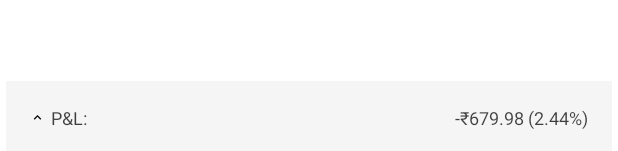
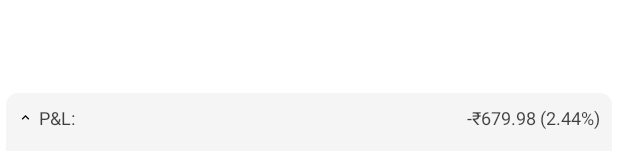
Before and after one commit to Romeotamizh/Romeo_J_task_2025_12_14, an Android app: the layout fragment_holdings.xml on its own in the app's theme, with its tools: preview values and no code run, on a phone screen of 412 x 824 dp. Shown: the part 1082-1233 px from the top of the screen. Run offline under Robolectric (Android 15) with nearby library versions, the phone set to English and light mode, and no system bars.

Commit message:
Updated the bottomsheet bg.

```diff
--- /dev/null
+++ b/app/src/main/res/drawable-night/bg_bottom_summary.xml
@@ -0,0 +1,8 @@
+<?xml version="1.0" encoding="utf-8"?>
+<shape xmlns:android="http://schemas.android.com/apk/res/android"
+    android:shape="rectangle">
+    <solid android:color="@color/off_black" />
+    <corners
+        android:topLeftRadius="@dimen/dp_8"
+        android:topRightRadius="@dimen/dp_8" />
+</shape>
--- /dev/null
+++ b/app/src/main/res/drawable/bg_bottom_summary.xml
@@ -0,0 +1,8 @@
+<?xml version="1.0" encoding="utf-8"?>
+<shape xmlns:android="http://schemas.android.com/apk/res/android"
+    android:shape="rectangle">
+    <solid android:color="@color/off_white" />
+    <corners
+        android:topLeftRadius="@dimen/dp_8"
+        android:topRightRadius="@dimen/dp_8" />
+</shape>
--- a/app/src/main/res/layout/fragment_holdings.xml
+++ b/app/src/main/res/layout/fragment_holdings.xml
@@ -13,7 +13,7 @@
         android:id="@+id/summary_container"
         android:layout_width="0dp"
         android:layout_height="wrap_content"
-        android:background="?attr/colorSurfaceContainer"
+        android:background="@drawable/bg_bottom_summary"
         android:orientation="vertical"
         app:layout_constraintBottom_toBottomOf="parent"
         app:layout_constraintEnd_toEndOf="parent"
@@ -25,7 +25,7 @@
             android:layout_width="match_parent"
             android:layout_height="wrap_content"
             android:orientation="vertical"
-            android:paddingHorizontal="@dimen/dp_16"
+            android:paddingHorizontal="@dimen/dp_8"
             android:paddingTop="@dimen/dp_8"
             android:visibility="gone">
 
@@ -110,10 +110,12 @@
             android:id="@+id/summary_header"
             android:layout_width="match_parent"
             android:layout_height="wrap_content"
-            android:background="?attr/colorSurfaceContainer"
             android:clickable="true"
             android:focusable="true"
-            android:padding="@dimen/dp_16">
+            android:paddingStart="@dimen/dp_8"
+            android:paddingEnd="@dimen/dp_8"
+            android:paddingTop="@dimen/dp_8"
+            android:paddingBottom="@dimen/dp_16">
 
             <ImageView
                 android:id="@+id/summary_chevron"
```
